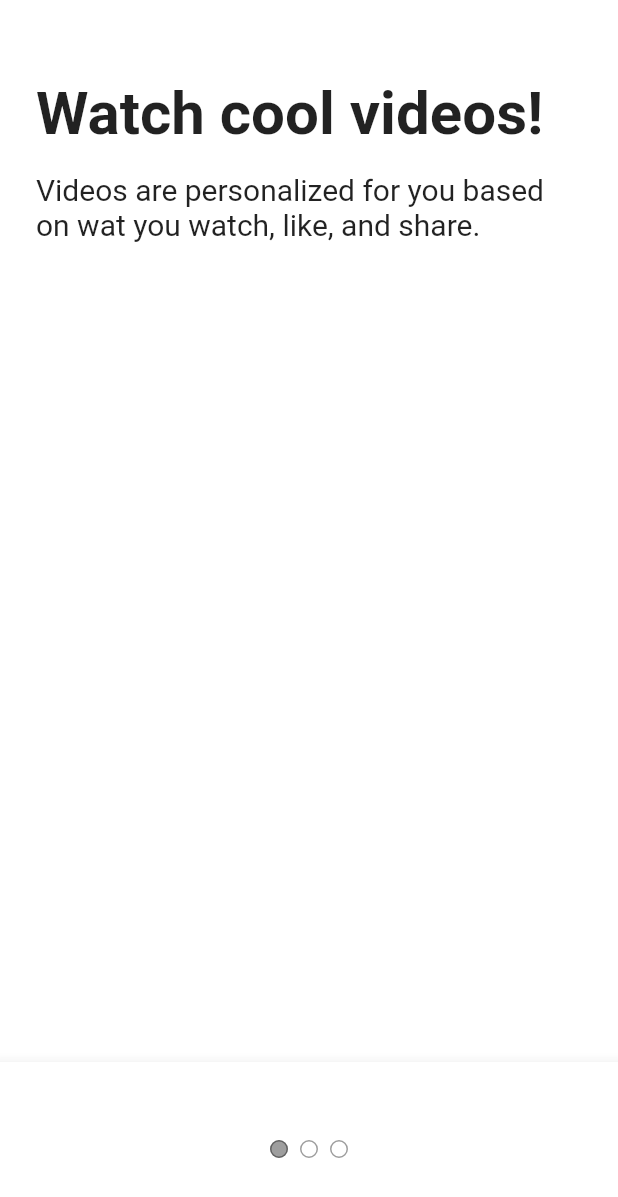
After one commit to kangsudal/tiktok_clone, a Flutter app: the screen it shows after launch, after a tap on "Next", on a phone screen of 412 x 824 dp. The commit adds this screen. Shown: the top 1197 px of the screen. Run offline on Flutter 3.47's test engine with Material 2 defaults, Android fonts, the phone set to English and light mode, and no system bars; our stand-ins replace font_awesome_flutter.

Commit message:
Tutorial Screen

```diff
--- a/lib/features/onboarding/interests_screen.dart
+++ b/lib/features/onboarding/interests_screen.dart
@@ -1,6 +1,7 @@
 import 'package:flutter/material.dart';
 import 'package:tiktok_clone/constants/gaps.dart';
 import 'package:tiktok_clone/constants/sizes.dart';
+import 'package:tiktok_clone/features/onboarding/tutorial_screen.dart';
 import 'package:tiktok_clone/features/onboarding/widgets/interest_button.dart';
 
 class InterestsScreen extends StatefulWidget {
@@ -26,6 +27,14 @@
         showTitle = false;
       });
     }
+  }
+
+  void _onNextTap() {
+    Navigator.of(context).push(
+      MaterialPageRoute(
+        builder: (_) => TutorialScreen(),
+      ),
+    );
   }
 
   @override
@@ -146,6 +155,8 @@
             right: Sizes.size24,
             bottom: Sizes.size40,
           ),
+          child: GestureDetector(
+            onTap: _onNextTap,
             child: Container(
               padding: EdgeInsets.symmetric(
                 vertical: Sizes.size20,
@@ -167,6 +178,7 @@
             ),
           ),
         ),
+      ),
     );
   }
 }
--- /dev/null
+++ b/lib/features/onboarding/tutorial_screen.dart
@@ -0,0 +1,121 @@
+import 'package:flutter/material.dart';
+import 'package:tiktok_clone/constants/gaps.dart';
+import 'package:tiktok_clone/constants/sizes.dart';
+
+class TutorialScreen extends StatefulWidget {
+  const TutorialScreen({Key? key}) : super(key: key);
+
+  @override
+  State<TutorialScreen> createState() => _TutorialScreenState();
+}
+
+class _TutorialScreenState extends State<TutorialScreen> {
+  @override
+  Widget build(BuildContext context) {
+    return DefaultTabController(
+      length: 3,
+      child: Scaffold(
+        body: SafeArea(
+          child: TabBarView(
+            children: [
+              Padding(
+                padding: const EdgeInsets.only(
+                  left: Sizes.size24,
+                  right: Sizes.size24,
+                  bottom: Sizes.size16,
+                ),
+                child: Column(
+                  crossAxisAlignment: CrossAxisAlignment.start,
+                  children: [
+                    Gaps.v52,
+                    Text(
+                      'Watch cool videos!',
+                      style: TextStyle(
+                        fontSize: Sizes.size40,
+                        fontWeight: FontWeight.bold,
+                      ),
+                    ),
+                    Gaps.v16,
+                    Text(
+                      'Videos are personalized for you based on wat you watch, like, and share.',
+                      style: TextStyle(
+                        fontSize: Sizes.size20,
+                      ),
+                    ),
+                  ],
+                ),
+              ),
+              Padding(
+                padding: const EdgeInsets.only(
+                  left: Sizes.size24,
+                  right: Sizes.size24,
+                  bottom: Sizes.size16,
+                ),
+                child: Column(
+                  crossAxisAlignment: CrossAxisAlignment.start,
+                  children: [
+                    Gaps.v52,
+                    Text(
+                      'Follow the rules!',
+                      style: TextStyle(
+                        fontSize: Sizes.size40,
+                        fontWeight: FontWeight.bold,
+                      ),
+                    ),
+                    Gaps.v16,
+                    Text(
+                      'Videos are personalized for you based on wat you watch, like, and share.',
+                      style: TextStyle(
+                        fontSize: Sizes.size20,
+                      ),
+                    ),
+                  ],
+                ),
+              ),
+              Padding(
+                padding: const EdgeInsets.only(
+                  left: Sizes.size24,
+                  right: Sizes.size24,
+                  bottom: Sizes.size16,
+                ),
+                child: Column(
+                  crossAxisAlignment: CrossAxisAlignment.start,
+                  children: [
+                    Gaps.v52,
+                    Text(
+                      'Enjoy the ride',
+                      style: TextStyle(
+                        fontSize: Sizes.size40,
+                        fontWeight: FontWeight.bold,
+                      ),
+                    ),
+                    Gaps.v16,
+                    Text(
+                      'Videos are personalized for you based on wat you watch, like, and share.',
+                      style: TextStyle(
+                        fontSize: Sizes.size20,
+                      ),
+                    ),
+                  ],
+                ),
+              ),
+            ],
+          ),
+        ),
+        bottomNavigationBar: BottomAppBar(
+          child: Container(
+            padding: EdgeInsets.symmetric(
+              vertical: Sizes.size48,
+            ),
+            child: Row(
+              mainAxisAlignment: MainAxisAlignment.center,
+              children: [
+                TabPageSelector(selectedColor: Colors.black38,),
+              ],
+            ),
+          ),
+        ),
+      ),
+    );
+  }
+}
```
Lines whose indentation alone changed are shown as unchanged.
